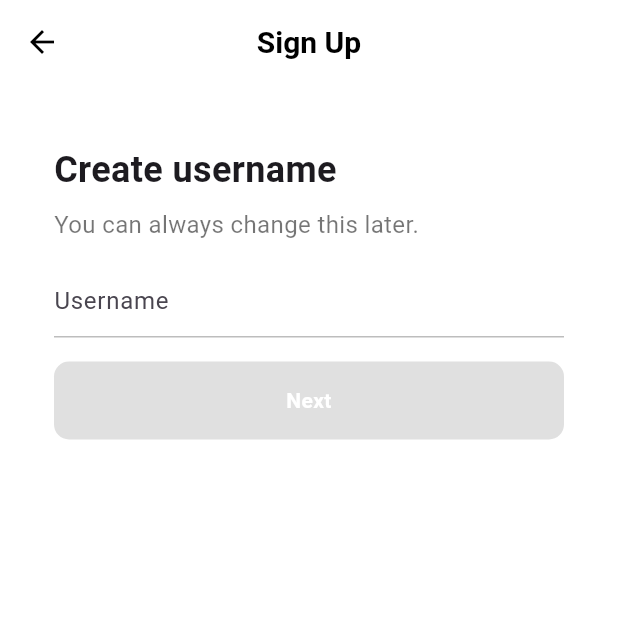
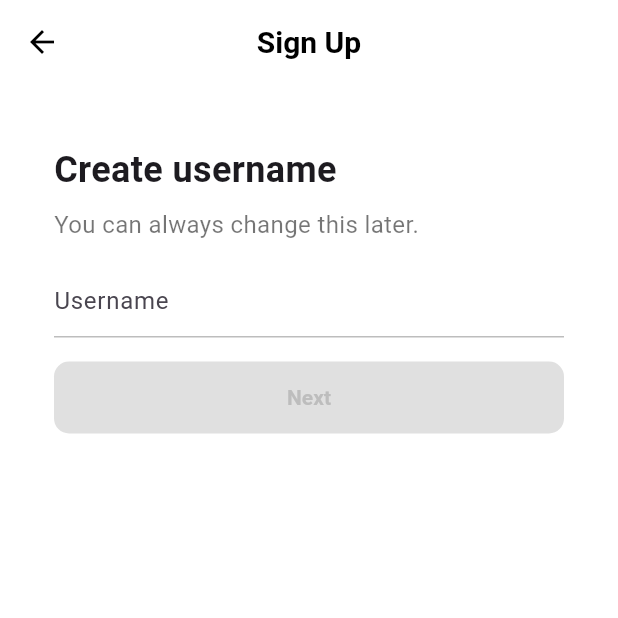
Before and after one commit to kamja44/tiktok_clone, a Flutter app: the UsernameScreen screen opened directly, on a phone screen of 412 x 824 dp, the top half of it. Run offline on Flutter 3.47's test engine with Material 3 defaults, Android fonts, the phone set to English and light mode, and no system bars; our stand-ins replace font_awesome_flutter.

Commit message:
FormButton

```diff
--- a/lib/features/authentication/username_screen.dart
+++ b/lib/features/authentication/username_screen.dart
@@ -1,6 +1,8 @@
 import 'package:flutter/material.dart';
 import 'package:tiktok_clone/constants/gaps.dart';
 import 'package:tiktok_clone/constants/sizes.dart';
+import 'package:tiktok_clone/features/authentication/email_screen.dart';
+import 'package:tiktok_clone/features/authentication/widgets/form_button.dart';
 
 class UsernameScreen extends StatefulWidget {
   const UsernameScreen({super.key});
@@ -20,6 +22,21 @@ class _UsernameScreenState extends State<UsernameScreen> {
         _username = _usernameController.text;
       });
     });
+  }
+
+  @override
+  void dispose() {
+    _usernameController.dispose();
+    super.dispose();
+  }
+
+  void _onNextTap() {
+    if (_username.isEmpty) return;
+    Navigator.of(context).push(
+      MaterialPageRoute(
+        builder: (context) => const EmailScreen(),
+      ),
+    );
   }
 
   @override
@@ -71,31 +88,12 @@ class _UsernameScreenState extends State<UsernameScreen> {
               cursorColor: Theme.of(context).primaryColor,
             ),
             Gaps.v16,
-            FractionallySizedBox(
-              widthFactor: 1,
-              child: AnimatedContainer(
-                duration: const Duration(
-                  milliseconds: 300,
-                ),
-                padding: const EdgeInsets.symmetric(
-                  vertical: Sizes.size16,
-                ),
-                decoration: BoxDecoration(
-                  borderRadius: BorderRadius.circular(10),
-                  color: _username.isEmpty
-                      ? Colors.grey.shade300
-                      : Theme.of(context).primaryColor,
-                ),
-                child: const Text(
-                  "Next",
-                  textAlign: TextAlign.center,
-                  style: TextStyle(
-                    color: Colors.white,
-                    fontWeight: FontWeight.w600,
-                  ),
-                ),
+            GestureDetector(
+              onTap: _onNextTap,
+              child: FormButton(
+                disabled: _username.isEmpty,
               ),
-            )
+            ),
           ],
         ),
       ),
--- /dev/null
+++ b/lib/features/authentication/widgets/form_button.dart
@@ -0,0 +1,44 @@
+import 'package:flutter/material.dart';
+import 'package:tiktok_clone/constants/sizes.dart';
+
+class FormButton extends StatelessWidget {
+  const FormButton({
+    super.key,
+    required this.disabled,
+  });
+
+  final bool disabled;
+
+  @override
+  Widget build(BuildContext context) {
+    return FractionallySizedBox(
+      widthFactor: 1,
+      child: AnimatedContainer(
+        duration: const Duration(
+          milliseconds: 300,
+        ),
+        padding: const EdgeInsets.symmetric(
+          vertical: Sizes.size16,
+        ),
+        decoration: BoxDecoration(
+          borderRadius: BorderRadius.circular(10),
+          color:
+              disabled ? Colors.grey.shade300 : Theme.of(context).primaryColor,
+        ),
+        child: AnimatedDefaultTextStyle(
+          duration: const Duration(
+            milliseconds: 300,
+          ),
+          style: TextStyle(
+            color: disabled ? Colors.grey.shade400 : Colors.white,
+            fontWeight: FontWeight.w600,
+          ),
+          child: const Text(
+            "Next",
+            textAlign: TextAlign.center,
+          ),
+        ),
+      ),
+    );
+  }
+}
```
Also changed, not shown: lib/features/authentication/email_screen.dart (+79 -0 lines).
